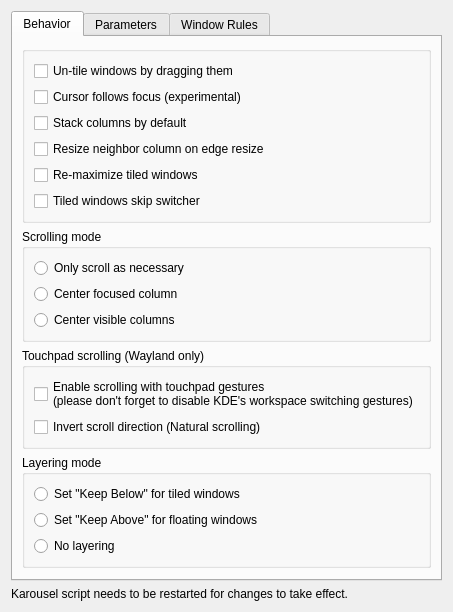
peterfajdiga/karousel, file package/contents/ui/config.ui: the form before one commit.
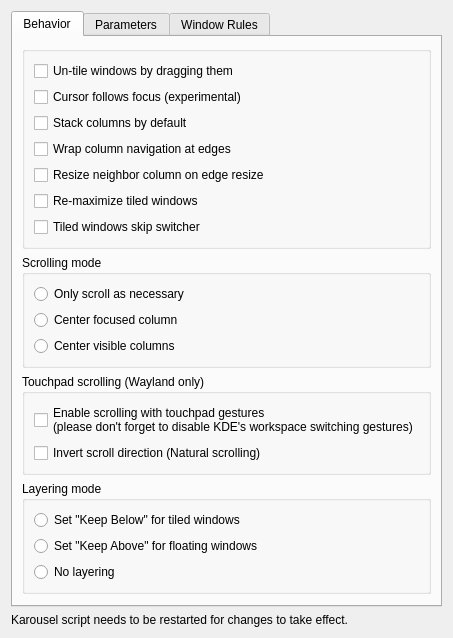
The form after the commit.

What changed in the file:
```diff
--- a/package/contents/ui/config.ui
+++ b/package/contents/ui/config.ui
@@ -49,6 +49,16 @@
                                                 </property>
                                             </widget>
                                         </item>
+					<item>
+    					    <widget class="QCheckBox" name="kcfg_wrapColumns">
+        					<property name="text">
+            					    <string>Wrap column navigation at edges</string>
+        					</property>
+        					<property name="toolTip">
+            					    <string>Moving focus or a column past the last one jumps back to the first, and vice versa</string>
+        					</property>
+    					    </widget>
+					</item>
                                         <item>
                                             <widget class="QCheckBox" name="kcfg_resizeNeighborColumn">
                                                 <property name="text">
```
